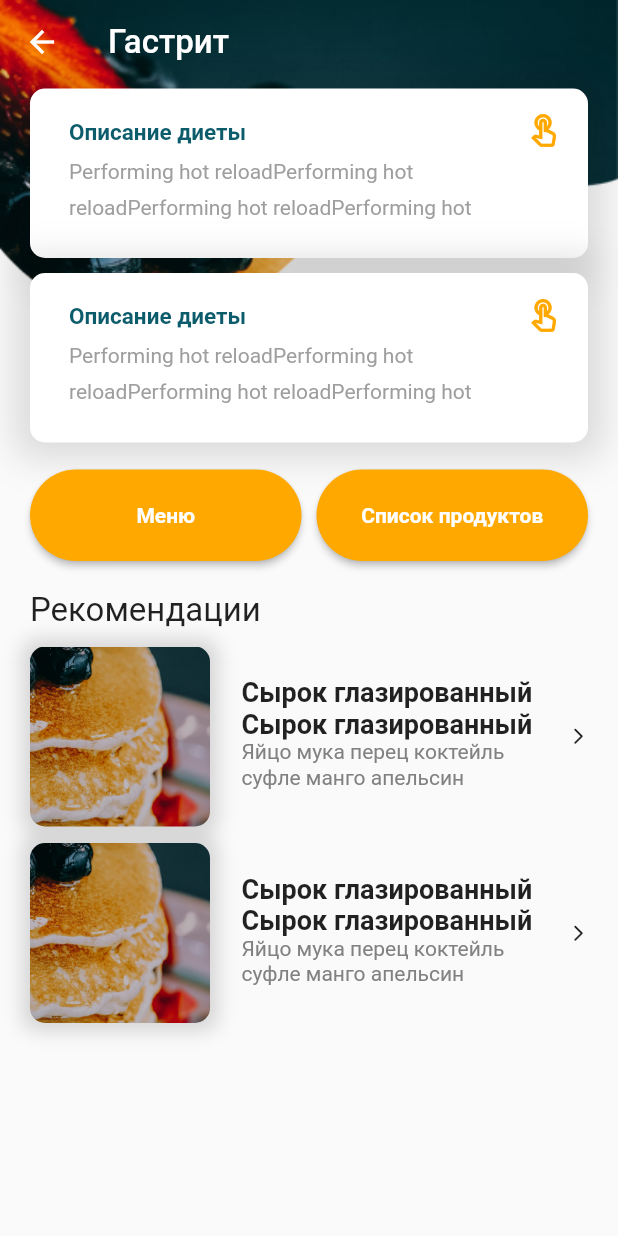
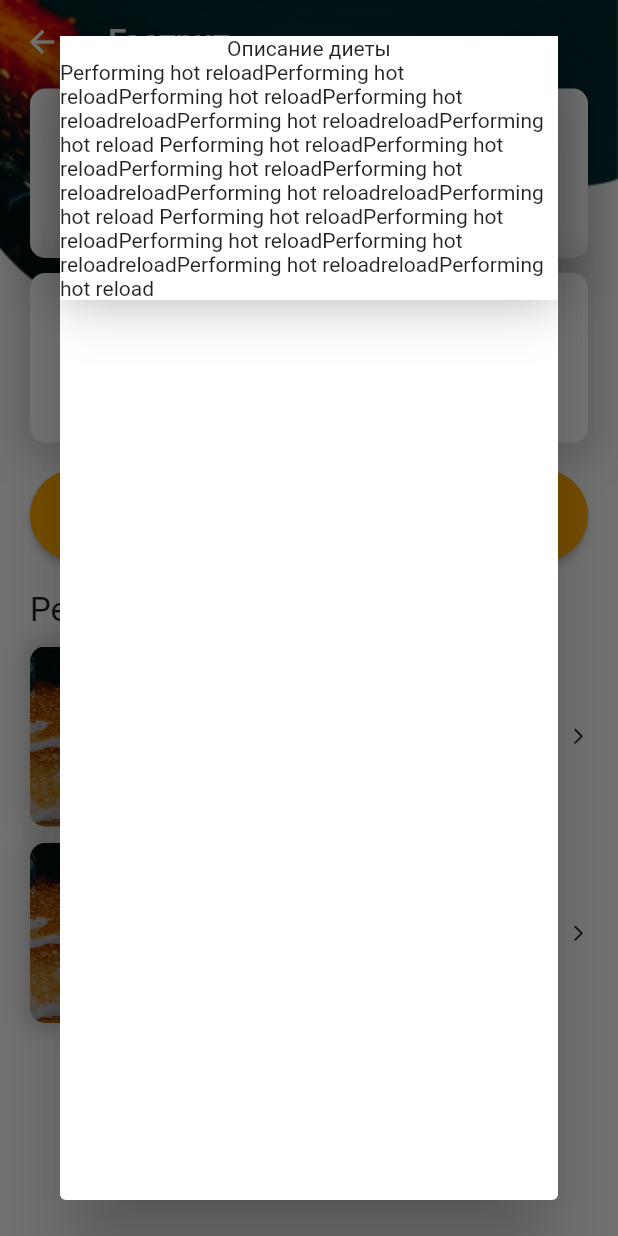
Before and after one commit to asg1997/Diet_List_Flutter, a Flutter app: the MainScreen screen opened by its route, after a tap on "Описание диеты", on a phone screen of 412 x 824 dp. Run offline on Flutter 3.47's test engine with Material 2 defaults, Android fonts, the light colour scheme and no system bars.

Commit message:
что-то сделала

```diff
--- /dev/null
+++ b/lib/Components/description_dialog.dart
@@ -0,0 +1,45 @@
+import 'package:flutter/cupertino.dart';
+import 'package:flutter/material.dart';
+
+class DescriptionDialog extends StatefulWidget {
+  DescriptionDialog({
+    Key? key,
+    required this.title,
+    required this.description,
+  }) : super(key: key);
+
+  final String title;
+  final String description;
+
+  @override
+  _DescriptionDialogState createState() => _DescriptionDialogState();
+}
+
+class _DescriptionDialogState extends State<DescriptionDialog> {
+  @override
+  Widget build(BuildContext context) {
+    return Dialog(
+      child: Flex(
+        // TODO: Контейнер меняется в зависимости от высоты
+        direction: Axis.vertical,
+        children: [Container(
+          decoration: BoxDecoration(
+            color: Colors.white,
+            // borderRadius: BorderRadius.circular(20),
+            boxShadow: [
+              BoxShadow(
+                offset: Offset.zero,
+                color: Colors.black.withOpacity(0.3),
+                blurRadius: 30,
+              )
+            ],
+          ),
+          child: Column(children: [
+            Text(widget.title),
+            Text(widget.description),
+          ]),
+        ),]
+      ),
+    );
+  }
+}
--- a/lib/Screens/main_screen.dart
+++ b/lib/Screens/main_screen.dart
@@ -1,13 +1,13 @@
 import 'package:diet_list_flutter/Components/button.dart';
 import 'package:diet_list_flutter/Components/custom_app_bar.dart';
 import 'package:diet_list_flutter/Components/custom_list.dart';
+import 'package:diet_list_flutter/Components/description_dialog.dart';
 import 'package:diet_list_flutter/Components/menu_cell.dart';
 import 'package:flutter/material.dart';
 
 class MainScreen extends StatefulWidget {
   const MainScreen({Key? key}) : super(key: key);
 
-  // TODO: - Добавить переменную типа Диета, название и данные оттуда будут
 
   @override
   _MainScreenState createState() => _MainScreenState();
@@ -38,9 +38,9 @@ class _MainScreenState extends State<MainScreen> {
                 padding: const EdgeInsets.only(top: 3, left: 20, right: 20),
                 child: Column(
                   children: [
-                    discriptionTile(),
+                    discriptionTile(title: 'Описание диеты', description: 'Performing hot reloadPerforming hot reloadPerforming hot reloadPerforming hot reloadreloadPerforming hot reloadreloadPerforming hot reload Performing hot reloadPerforming hot reloadPerforming hot reloadPerforming hot reloadreloadPerforming hot reloadreloadPerforming hot reload Performing hot reloadPerforming hot reloadPerforming hot reloadPerforming hot reloadreloadPerforming hot reloadreloadPerforming hot reload '),
                     SizedBox(height: 10),
-                    discriptionTile(),
+                    discriptionTile(title: 'Режим питания', description: ''),
                     SizedBox(
                       height: 18,
                     ),
@@ -77,7 +77,6 @@ class _MainScreenState extends State<MainScreen> {
                           )),
                     ),
                     // Таблица
-                    // FIXME: - Не вмещается по длине экрана
                     Container(
                       height: 300,
                         child: ListView.builder(
@@ -97,10 +96,16 @@ class _MainScreenState extends State<MainScreen> {
     );
   }
 
-  Widget discriptionTile() {
+  Widget discriptionTile({required String title, required String description}) {
     return GestureDetector(
       onTap: () {
-        print('dgdfgdfgfd');
+        showDialog(
+            context: context,
+            builder: (BuildContext context) => DescriptionDialog(
+              title: title,
+            description: description,)
+        );
+
       },
       child: Container(
         height: 113,
@@ -127,7 +132,7 @@ class _MainScreenState extends State<MainScreen> {
                 child: Column(
                   crossAxisAlignment: CrossAxisAlignment.start,
                   mainAxisAlignment: MainAxisAlignment.center,
-                  children: [
+                  children: const [
                     // Заголовок
                     Text(
                       'Описание диеты',
--- a/lib/Screens/recipe_screen.dart
+++ b/lib/Screens/recipe_screen.dart
@@ -19,7 +19,7 @@ class _RecipeScreenState extends State<RecipeScreen> {
             decoration: BoxDecoration(
               borderRadius: BorderRadius.only(bottomLeft: Radius.circular(10),bottomRight: Radius.circular(10)),
                 image: DecorationImage(
-                    image: AssetImage('assets/osnovnoi.png'),
+                    image: AssetImage('assets/syroc.jpeg'),
                     fit: BoxFit.fitWidth,
                     alignment: Alignment.topCenter)),
           ),
```
Also changed, not shown: assets/syroc.jpeg (added).
